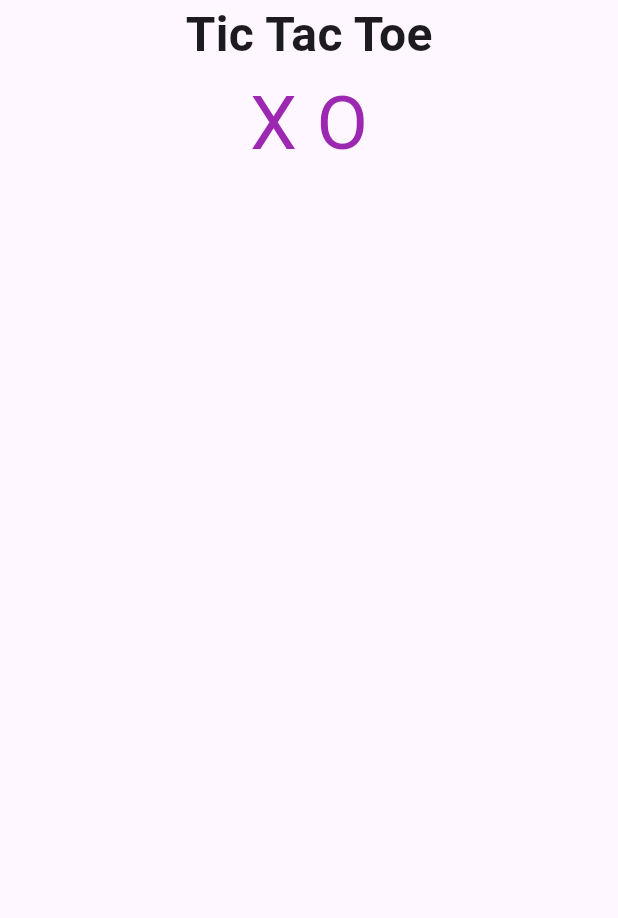
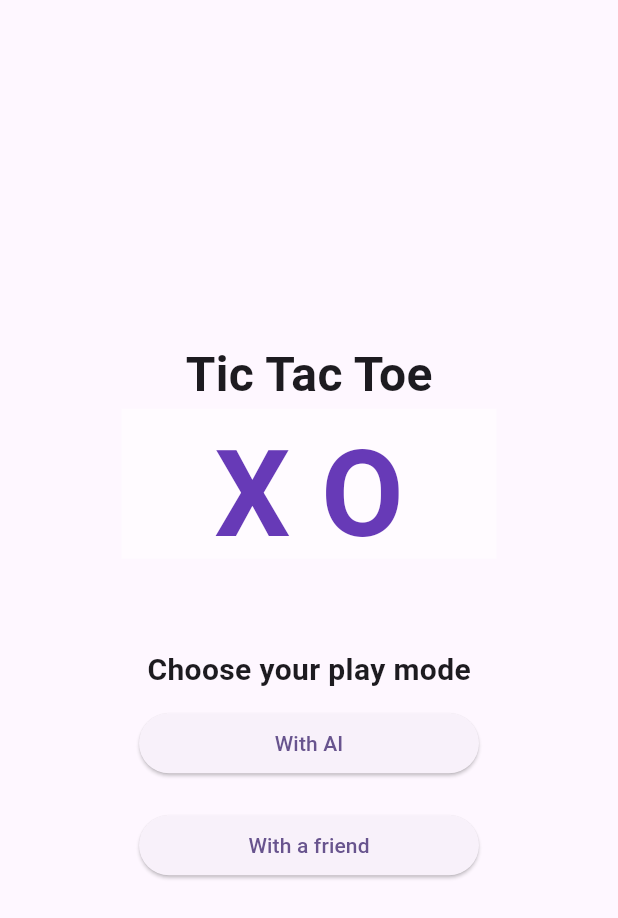
Before and after one commit to H11TM4N/Tic-Tac-Toe, a Flutter app: the screen it shows after launch, on a phone screen of 412 x 824 dp. Shown: the top 918 px of the screen. Run offline on Flutter 3.47's test engine with Material 2 defaults, Android fonts, the phone set to English and light mode, and no system bars; drawn by our look-alikes of animated_text_kit; Roboto replaces fonts that are missing (Horizon).

Commit message:
FInished HomePage UI

```diff
--- /dev/null
+++ b/lib/home_page.dart
@@ -0,0 +1,60 @@
+import 'package:animated_text_kit/animated_text_kit.dart';
+import 'package:flutter/material.dart';
+import 'package:tic_tac_toe/widgets/elevated_button.dart';
+
+class HomePage extends StatelessWidget {
+  const HomePage({super.key});
+
+  @override
+  Widget build(BuildContext context) {
+    return Scaffold(
+      body: SafeArea(
+        child: Column(
+          mainAxisAlignment: MainAxisAlignment.center,
+          children: [
+            Center(
+              child: AnimatedTextKit(
+                animatedTexts: [
+                  TypewriterAnimatedText(
+                    'Tic Tac Toe',
+                    textStyle: const TextStyle(
+                      fontSize: 32.0,
+                      fontWeight: FontWeight.bold,
+                    ),
+                    speed: const Duration(milliseconds: 400),
+                  ),
+                ],
+                totalRepeatCount: 4,
+                pause: const Duration(milliseconds: 1000),
+                displayFullTextOnTap: true,
+                stopPauseOnTap: true,
+              ),
+            ),
+            Center(
+              child: SizedBox(
+                width: 250.0,
+                child: TextLiquidFill(
+                  text: 'X O',
+                  waveColor: Colors.deepPurple,
+                  boxBackgroundColor: Colors.white54,
+                  textStyle: const TextStyle(
+                    fontSize: 80.0,
+                    fontWeight: FontWeight.bold,
+                  ),
+                  boxHeight: 100.0,
+                ),
+              ),
+            ),
+            const SizedBox(height: 60),
+            const Text(
+              'Choose your play mode',
+              style: TextStyle(fontSize: 20, fontWeight: FontWeight.bold),
+            ),
+            const MyElevatedButton(text: 'With AI'),
+            const MyElevatedButton(text: 'With a friend'),
+          ],
+        ),
+      ),
+    );
+  }
+}
--- a/lib/main.dart
+++ b/lib/main.dart
@@ -1,5 +1,5 @@
 import 'package:flutter/material.dart';
-import 'package:animated_text_kit/animated_text_kit.dart';
+import 'package:tic_tac_toe/home_page.dart';
 
 void main() {
   runApp(const MyApp());
@@ -10,6 +10,7 @@ class MyApp extends StatelessWidget {
   @override
   Widget build(BuildContext context) {
     return MaterialApp(
+      debugShowCheckedModeBanner: false,
       title: 'Flutter Demo',
       theme: ThemeData(
         colorScheme: ColorScheme.fromSeed(seedColor: Colors.deepPurple),
@@ -19,64 +20,3 @@ class MyApp extends StatelessWidget {
     );
   }
 }
-
-class HomePage extends StatelessWidget {
-  const HomePage({super.key});
-
-  @override
-  Widget build(BuildContext context) {
-    const colorizeColors = [
-      Colors.purple,
-      Colors.blue,
-      Colors.yellow,
-      Colors.red,
-    ];
-
-    const colorizeTextStyle = TextStyle(
-      fontSize: 50.0,
-      fontFamily: 'Horizon',
-    );
-
-    return Scaffold(
-      body: SafeArea(
-        child: Column(
-          children: [
-            Center(
-              child: AnimatedTextKit(
-                animatedTexts: [
-                  TypewriterAnimatedText(
-                    'Tic Tac Toe',
-                    textStyle: const TextStyle(
-                      fontSize: 32.0,
-                      fontWeight: FontWeight.bold,
-                    ),
-                    speed: const Duration(milliseconds: 400),
-                  ),
-                ],
-                totalRepeatCount: 4,
-                pause: const Duration(milliseconds: 1000),
-                displayFullTextOnTap: true,
-                stopPauseOnTap: true,
-              ),
-            ),
-            Center(
-              child: SizedBox(
-                child: AnimatedTextKit(
-                  animatedTexts: [
-                    ColorizeAnimatedText(
-                      'X O',
-                      textStyle: colorizeTextStyle,
-                      colors: colorizeColors,
-                    ),
-                  ],
-                  isRepeatingAnimation: true,
-                  onTap: () {},
-                ),
-              ),
-            ),
-          ],
-        ),
-      ),
-    );
-  }
-}
--- /dev/null
+++ b/lib/widgets/elevated_button.dart
@@ -0,0 +1,22 @@
+import 'package:flutter/material.dart';
+
+class MyElevatedButton extends StatelessWidget {
+  final String text;
+
+  const MyElevatedButton({super.key, required this.text});
+
+  @override
+  Widget build(BuildContext context) {
+    MediaQueryData mediaQueryData = MediaQuery.of(context);
+    return Padding(
+      padding: const EdgeInsets.all(10.0),
+      child: ElevatedButton(
+        style: ElevatedButton.styleFrom(
+          fixedSize: Size(mediaQueryData.size.width * .55, 40),
+        ),
+        onPressed: () {},
+        child: Text(text),
+      ),
+    );
+  }
+}
```
